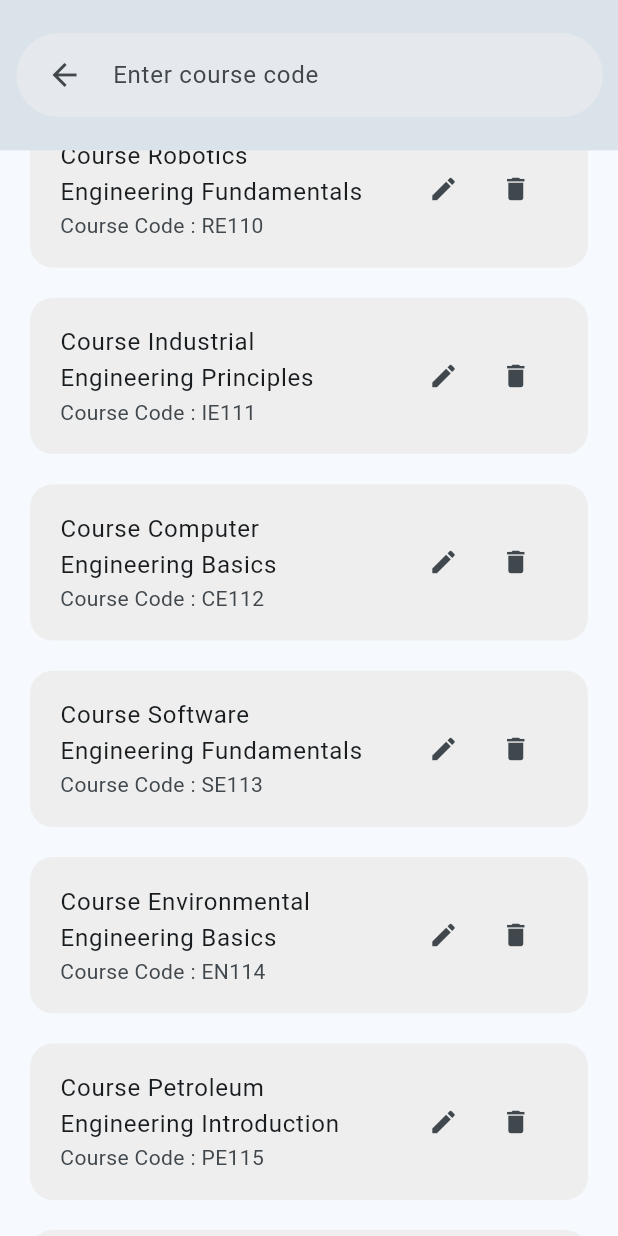
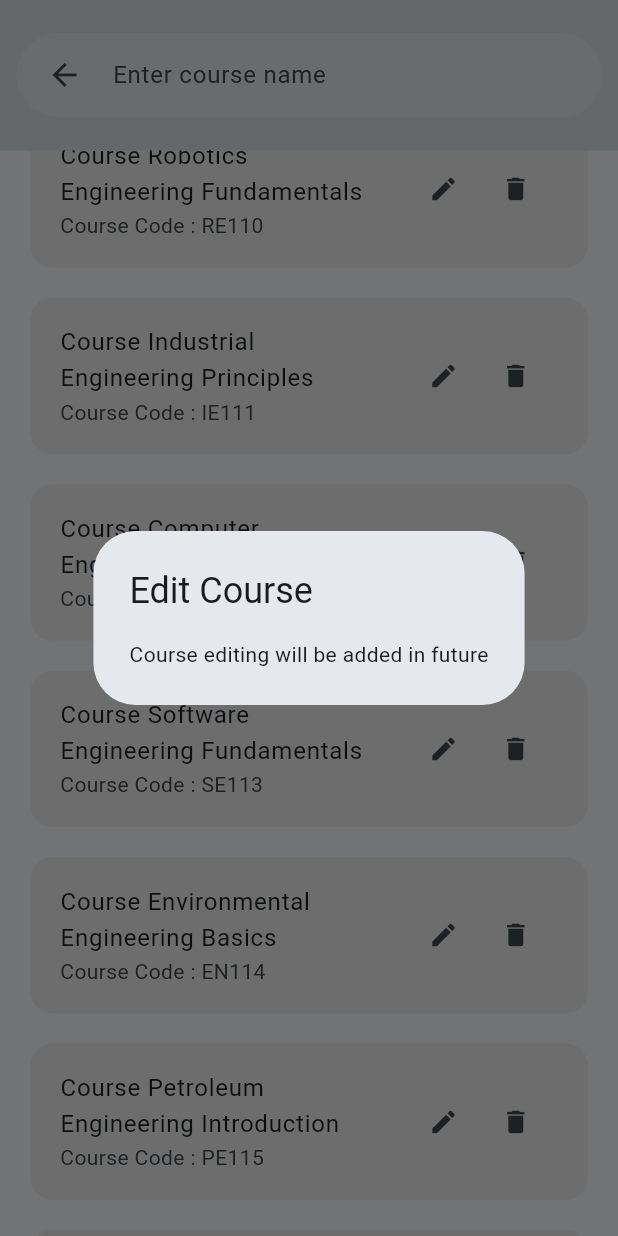
Before and after one commit to OpenLake/Smart-Insti-App, a Flutter app: the ViewCourses screen opened by its route, scrolled down 1152 dp, after a tap on the "edit" icon, on a phone screen of 412 x 824 dp. Run offline on Flutter 3.47's test engine with Material 3 defaults, Android fonts, the phone set to English and light mode, and no system bars; our stand-ins replace awesome_snackbar_content, email_validator, file_picker, flutter_typeahead, go_router, logger and 1 more; missing offline and left inert: search_choices, slide_switcher.

Commit message:
Update course search functionality and add course editing dialog

```diff
--- a/frontend/lib/screens/admin/view_courses.dart
+++ b/frontend/lib/screens/admin/view_courses.dart
@@ -29,7 +29,7 @@ class ViewCourses extends StatelessWidget {
                 width: 390,
                 child: SearchBar(
                   controller: coursesProvider.searchCourseController,
-                  hintText: 'Enter course code',
+                  hintText: 'Enter course name',
                   onChanged: (value) {
                     coursesProvider.searchCourses();
                   },
@@ -77,7 +77,13 @@ class ViewCourses extends StatelessWidget {
                             IconButton(
                               iconSize: 20,
                               icon: const Icon(Icons.edit),
-                              onPressed: () {},
+                              onPressed: () => showDialog(
+                                context: context,
+                                builder: (_) => const AlertDialog(
+                                  title: Text('Edit Course'),
+                                  content: Text("Course editing will be added in future"),
+                                ),
+                              ),
                             ),
                             IconButton(
                               iconSize: 20,
```
